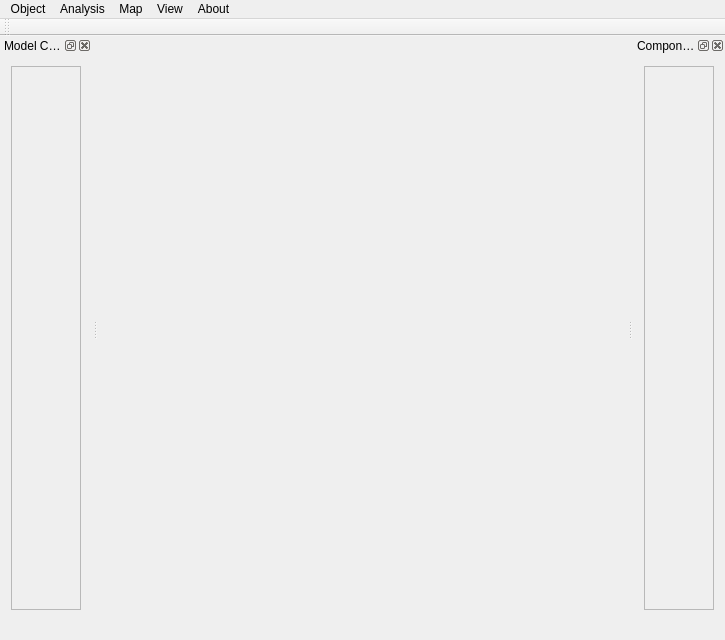
Above: gui/otbmodellerwin.ui from manaakiwhenua/LUMASS before the change. Below: the same form after it.
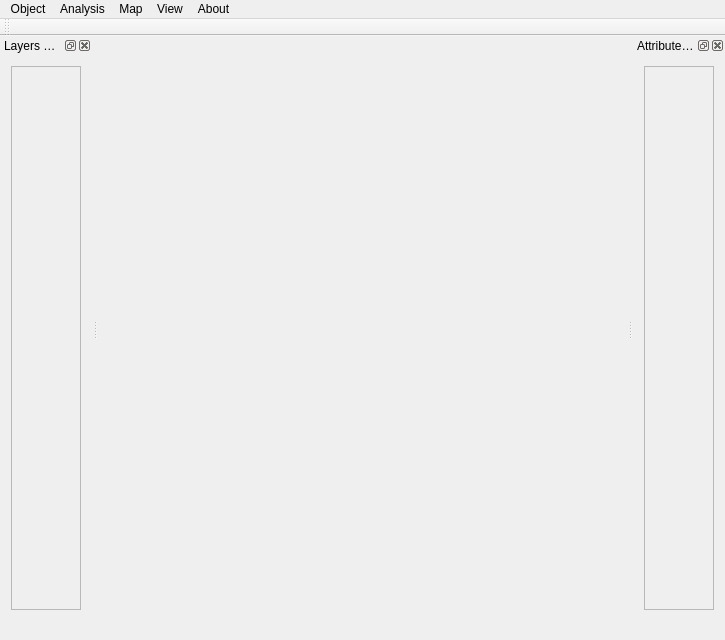
That is the form after the change. Icons and pictures are not drawn. Custom widgets are drawn as their Qt base class.

Commit message: enh/fix: finalised support for DataBuffer drop-in to ModelComponentList and display as layer

The edit to the form file:
```diff
--- a/gui/otbmodellerwin.ui
+++ b/gui/otbmodellerwin.ui
@@ -149,7 +149,7 @@
     <set>Qt::AllDockWidgetAreas</set>
    </property>
    <property name="windowTitle">
-    <string>Model Components</string>
+    <string>Layers &amp;&amp; Components</string>
    </property>
    <attribute name="dockWidgetArea">
     <number>1</number>
@@ -184,7 +184,7 @@
   </widget>
   <widget class="QDockWidget" name="componentInfoDock">
    <property name="windowTitle">
-    <string>Component Info</string>
+    <string>Attributes &amp;&amp; Properties</string>
    </property>
    <attribute name="dockWidgetArea">
     <number>2</number>
```
Left out of the diff: 8 changed lines with no effect on the pictures. The commit also changes 4 other files.
